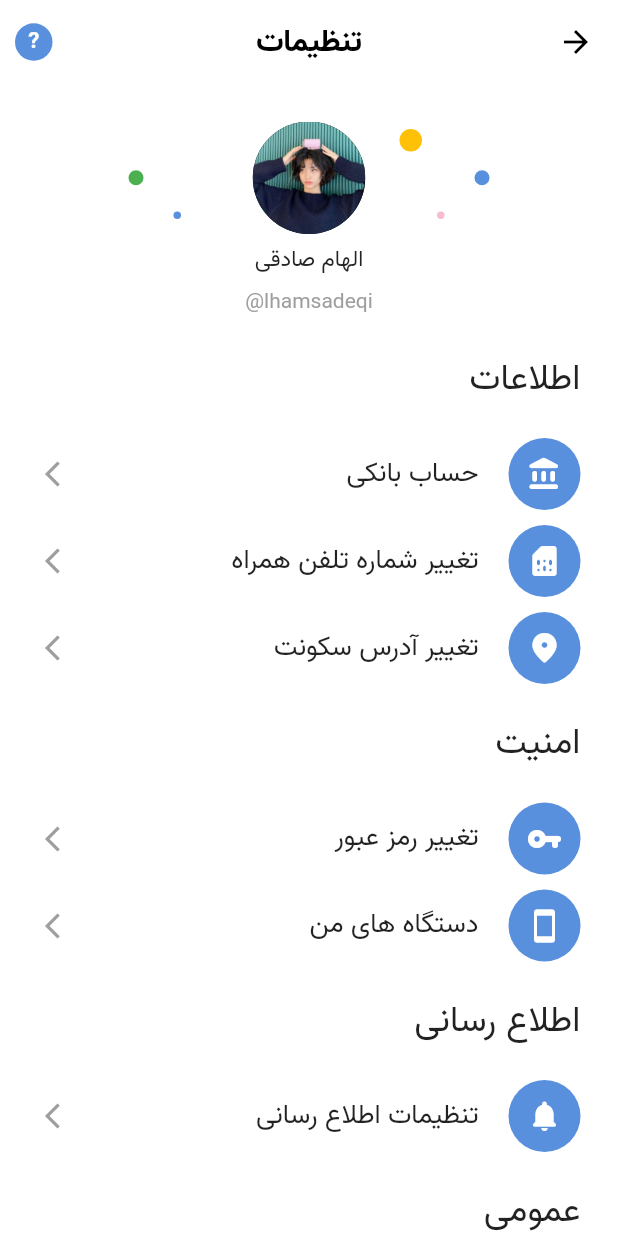
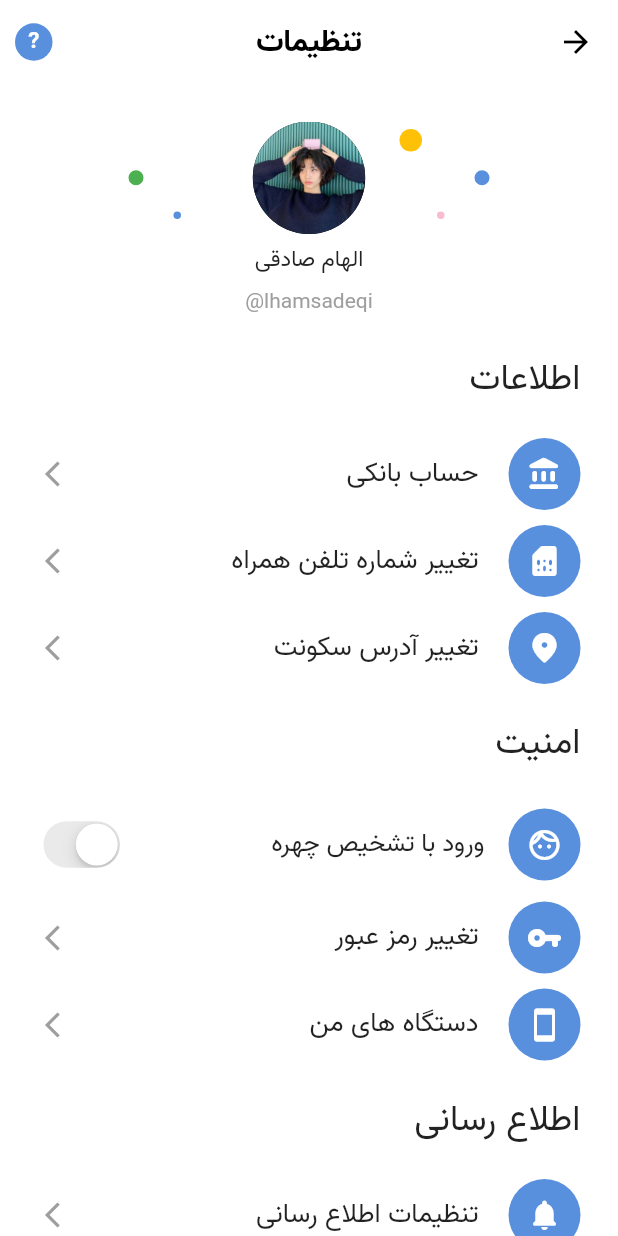
Before and after one commit to aliazimoshan/BluBank, a Flutter app: the ProfileScreen screen opened directly, on a phone screen of 412 x 824 dp. Run offline on Flutter 3.47's test engine with Material 2 defaults, Android fonts, the phone set to English and light mode, and no system bars; our stand-ins replace flip_card, sliding_sheet.

Commit message:
add color property to appBarWidget, change the icon of modal in transactionLisrScreen, add cardSwitch to profileScreen, fix the style of floating action button

```diff
--- a/lib/view/screens/profileScreen.dart
+++ b/lib/view/screens/profileScreen.dart
@@ -2,6 +2,7 @@ import 'dart:ui';
 import 'package:blubank/constant/colors.dart';
 import 'package:blubank/constant/dimensions.dart';
 import 'package:blubank/view/widgets/appBar_widget.dart';
+import 'package:blubank/view/widgets/cardSwitch_widget.dart';
 import 'package:blubank/view/widgets/card_profileScreen_widget.dart';
 import 'package:flutter/material.dart';
 
@@ -95,7 +96,6 @@ class _ProfileScreenState extends State<ProfileScreen> {
             Column(
               children: [
                 //--------------- profile ---------------\\
-
                 Container(
                   alignment: Alignment.topCenter,
                   width: BluDimensions.width(context),
@@ -242,26 +242,37 @@ class _ProfileScreenState extends State<ProfileScreen> {
                 SizedBox(height: 20),
                 Cartprofilescreenwidget(
                   whiteicon: Icons.account_balance_rounded,
-                    title: "حساب بانکی"),
+                  title: "حساب بانکی",
+                ),
                 SizedBox(height: 10),
                 Cartprofilescreenwidget(
                   whiteicon: Icons.sim_card_rounded,
-                    title: "تغییر شماره تلفن همراه"),
+                  title: "تغییر شماره تلفن همراه",
+                ),
                 SizedBox(height: 10),
                 Cartprofilescreenwidget(
-                    whiteicon: Icons.place_rounded, title: "تغییر آدرس سکونت"),
+                  whiteicon: Icons.place_rounded,
+                  title: "تغییر آدرس سکونت",
+                ),
                 SizedBox(height: 20),
 
                 //--------------- security ---------------\\
                 header(context, title: "امنیت"),
                 SizedBox(height: 20),
-                // CardSwitchScreen(),
+                CardSwitchScreen(
+                  title: "ورود با تشخیص چهره",
+                  greyicon: Icons.face_unlock_outlined,
+                ),
+                SizedBox(height: 10),
                 Cartprofilescreenwidget(
-                    whiteicon: Icons.vpn_key_rounded, title: "تغییر رمز عبور"),
+                  whiteicon: Icons.vpn_key_rounded,
+                  title: "تغییر رمز عبور",
+                ),
                 SizedBox(height: 10),
                 Cartprofilescreenwidget(
                   whiteicon: Icons.smartphone_outlined,
-                    title: "دستگاه های من"),
+                  title: "دستگاه های من",
+                ),
                 SizedBox(height: 20),
 
                 //--------------- notification ---------------\\
@@ -270,26 +281,32 @@ class _ProfileScreenState extends State<ProfileScreen> {
                 SizedBox(height: 20),
                 Cartprofilescreenwidget(
                   whiteicon: Icons.notifications_rounded,
-                    title: "تنظیمات اطلاع رسانی"),
+                  title: "تنظیمات اطلاع رسانی",
+                ),
                 SizedBox(height: 20),
 
                 //--------------- public ---------------\\
                 header(context, title: "عمومی"),
                 SizedBox(height: 20),
                 Cartprofilescreenwidget(
-                    whiteicon: Icons.people_rounded, title: "دعوت از دوستان"),
+                  whiteicon: Icons.people_rounded,
+                  title: "دعوت از دوستان",
+                ),
                 SizedBox(height: 10),
                 Cartprofilescreenwidget(
                   whiteicon: Icons.description_rounded,
-                    title: "قوانین و شرایط"),
+                  title: "قوانین و شرایط",
+                ),
                 SizedBox(height: 10),
                 Cartprofilescreenwidget(
                   whiteicon: Icons.insert_emoticon_rounded,
-                    title: "درباره ما"),
+                  title: "درباره ما",
+                ),
                 SizedBox(height: 10),
                 Cartprofilescreenwidget(
                   whiteicon: Icons.exit_to_app_rounded,
-                    title: "خروج از حساب کاربری"),
+                  title: "خروج از حساب کاربری",
+                ),
                 SizedBox(height: 20),
 
                 //--------------- version ---------------\\
--- a/lib/view/widgets/appBar_widget.dart
+++ b/lib/view/widgets/appBar_widget.dart
@@ -3,7 +3,7 @@ import 'package:flutter/material.dart';
 
 class AppBarWidget extends AppBar {
   final String text;
-  final Color backgroundColor;
+  final Color? backgroundColor;
   final Icon? icon;
   final Color? foregroundcolor;
   AppBarWidget({
@@ -23,7 +23,10 @@ class AppBarWidget extends AppBar {
           leading: icon,
           elevation: 0,
           actions: <Widget>[
-            Contactmodalwidget(),
+            Contactmodalwidget(
+              color: backgroundColor,
+              background: foregroundcolor,
+            ),
           ],
         );
 }
--- a/lib/view/widgets/button_widget.dart
+++ b/lib/view/widgets/button_widget.dart
@@ -37,7 +37,7 @@ class buttomWidget extends StatelessWidget {
       child: Directionality(
         textDirection: TextDirection.rtl,
         child: Container(
-          margin: EdgeInsets.only(top: 20, bottom: 10),
+          margin: EdgeInsets.only(top: 20, bottom: 10, right: 20, left: 20),
           width: BluDimensions.width(context),
           height: 50,
           decoration: BoxDecoration(
--- a/lib/view/widgets/cardSwitch_widget.dart
+++ b/lib/view/widgets/cardSwitch_widget.dart
@@ -1,4 +1,6 @@
 import 'package:blubank/constant/colors.dart';
+import 'package:blubank/constant/dimensions.dart';
+import 'package:blubank/view/screens/profileScreen.dart';
 import 'package:flutter/cupertino.dart';
 import 'package:flutter/material.dart';
 
@@ -26,8 +28,8 @@ class _CardSwitchScreenState extends State<CardSwitchScreen> {
   @override
   Widget build(BuildContext context) {
     return Container(
-      height: 60,
       child: ListTile(
+        contentPadding: EdgeInsets.zero,
         title: Column(
           mainAxisAlignment: MainAxisAlignment.center,
           crossAxisAlignment: CrossAxisAlignment.start,
@@ -36,21 +38,26 @@ class _CardSwitchScreenState extends State<CardSwitchScreen> {
             widget.subtitle != null
                 ? Text(
                     widget.subtitle ?? "",
-                    style: TextStyle(fontSize: 16, color: BluColor.textgray),
+                    style: TextStyle(
+                      fontSize: 16,
+                      color: BluColor.textgray,
+                    ),
                   )
                 : Container()
           ],
         ),
         leading: Container(
           decoration: BoxDecoration(
-            color: widget.color ?? BluColor.primaryColor,
-            shape: BoxShape.circle,
+            borderRadius: BorderRadius.circular(48),
+            color: BluColor.primaryColor,
           ),
-          child: Padding(
-            padding: const EdgeInsets.all(10),
+          height: 48,
+          width: 48,
+          child: Center(
             child: Icon(
               widget.greyicon,
-              color: widget.iconColor ?? Colors.blueGrey[500],
+              color: Colors.white,
+              size: 24,
             ),
           ),
         ),
--- a/lib/view/widgets/contactModal_widget.dart
+++ b/lib/view/widgets/contactModal_widget.dart
@@ -3,7 +3,10 @@ import 'package:blubank/constant/dimensions.dart';
 import 'package:flutter/material.dart';
 
 class Contactmodalwidget extends StatelessWidget {
-  const Contactmodalwidget({Key? key}) : super(key: key);
+  final Color? color;
+  final Color? background;
+
+  Contactmodalwidget({this.color, this.background});
 
   blulist({String title = "", IconData? greyicon}) {
     return Container(
@@ -113,7 +116,7 @@ class Contactmodalwidget extends StatelessWidget {
         },
         child: Container(
           decoration: BoxDecoration(
-            color: BluColor.primaryColor,
+            color: background ?? BluColor.primaryColor,
             shape: BoxShape.circle,
           ),
           width: 25,
@@ -122,7 +125,7 @@ class Contactmodalwidget extends StatelessWidget {
             child: Text(
               '?',
               style: TextStyle(
-                color: Colors.white,
+                color: color ?? Colors.white,
                 fontWeight: FontWeight.bold,
               ),
             ),
```
Also changed, not shown: lib/view/screens/addTransactionScreen1.dart (+13 -47 lines), lib/view/screens/mainScreen.dart (+10 -41 lines), lib/view/screens/transactionListScreen.dart (+4 -42 lines), lib/view/widgets/floatingAction.dart (+4 -6 lines), lib/view/widgets/card_profileScreen_widget.dart (line endings or trailing spaces). Lines whose indentation alone changed are shown as unchanged.
